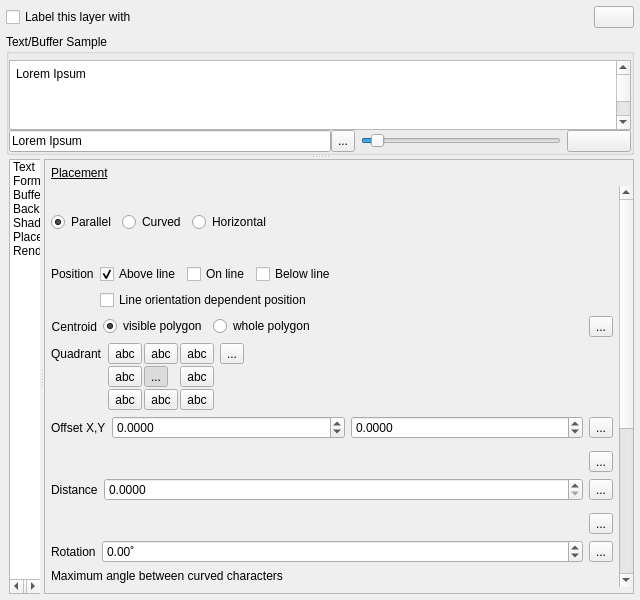
Qt form src/ui/qgslabelingguibase.ui (carsmie/QGIS) before a commit.
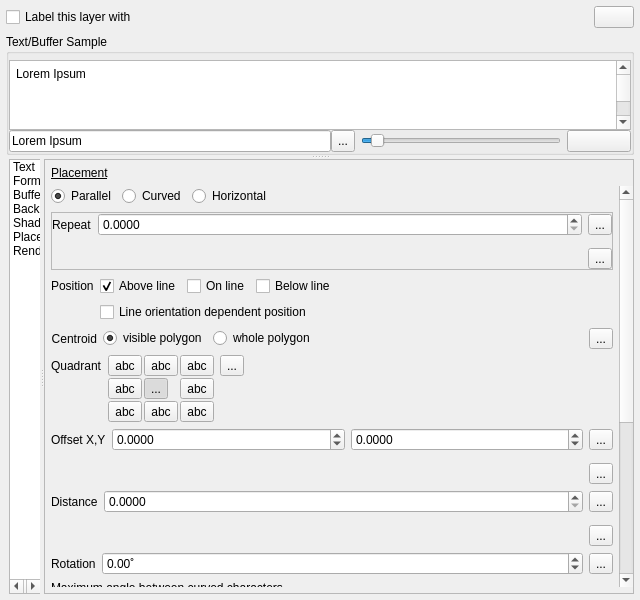
The same form after that commit. The open tabs and pages were chosen to show the change. Icons and pictures are not drawn. Custom widgets are drawn as their Qt base class.

Commit message: Add repeat distance UI

The edit to the form file:
```diff
--- a/src/ui/qgslabelingguibase.ui
+++ b/src/ui/qgslabelingguibase.ui
@@ -3829,6 +3829,70 @@
                                </property>
                               </widget>
                              </item>
+                             <item row="1" column="0" colspan="3">
+                              <widget class="QFrame" name="mRepeatDistanceFrame">
+                               <property name="frameShape">
+                                <enum>QFrame::StyledPanel</enum>
+                               </property>
+                               <property name="frameShadow">
+                                <enum>QFrame::Raised</enum>
+                               </property>
+                               <layout class="QGridLayout" name="gridLayout_24">
+                                <property name="leftMargin">
+                                 <number>0</number>
+                                </property>
+                                <property name="topMargin">
+                                 <number>0</number>
+                                </property>
+                                <property name="rightMargin">
+                                 <number>0</number>
+                                </property>
+                                <property name="bottomMargin">
+                                 <number>0</number>
+                                </property>
+                                <property name="verticalSpacing">
+                                 <number>12</number>
+                                </property>
+                                <item row="0" column="0">
+                                 <widget class="QLabel" name="label_7">
+                                  <property name="text">
+                                   <string>Repeat</string>
+                                  </property>
+                                 </widget>
+                                </item>
+                                <item row="0" column="1">
+                                 <widget class="QDoubleSpinBox" name="mRepeatDistanceSpinBox">
+                                  <property name="sizePolicy">
+                                   <sizepolicy hsizetype="MinimumExpanding" vsizetype="Fixed">
+                                    <horstretch>0</horstretch>
+                                    <verstretch>0</verstretch>
+                                   </sizepolicy>
+                                  </property>
+                                  <property name="decimals">
+                                   <number>4</number>
+                                  </property>
+                                 </widget>
+                                </item>
+                                <item row="0" column="2">
+                                 <widget class="QgsDataDefinedButton" name="mRepeatDistanceDDBtn">
+                                  <property name="text">
+                                   <string>...</string>
+                                  </property>
+                                 </widget>
+                                </item>
+                                <item row="1" column="1">
+                                 <widget class="QgsUnitSelectionWidget" name="mRepeatDistanceUnitWidget" native="true"/>
+                                </item>
+                                <item row="1" column="2">
+                                 <widget class="QgsDataDefinedButton" name="mRepeatDistanceUnitDDBtn">
+                                  <property name="text">
+                                   <string>...</string>
+                                  </property>
+                                 </widget>
+                                </item>
+                               </layout>
+                              </widget>
+                             </item>
                             </layout>
                            </widget>
                            <widget class="QWidget" name="pagePolygon">
@@ -4720,6 +4784,33 @@
                         </layout>
                        </widget>
                       </item>
+                      <item>
+                       <widget class="QFrame" name="s">
+                        <property name="frameShape">
+                         <enum>QFrame::NoFrame</enum>
+                        </property>
+                        <property name="frameShadow">
+                         <enum>QFrame::Raised</enum>
+                        </property>
+                        <layout class="QGridLayout" name="gridLayout_11">
+                         <property name="leftMargin">
+                          <number>0</number>
+                         </property>
+                         <property name="topMargin">
+                          <number>0</number>
+                         </property>
+                         <property name="rightMargin">
+                          <number>0</number>
+                         </property>
+                         <property name="bottomMargin">
+                          <number>0</number>
+                         </property>
+                         <property name="verticalSpacing">
+                          <number>12</number>
+                         </property>
+                        </layout>
+                       </widget>
+                      </item>
                       <item>
                        <widget class="Line" name="line">
                         <property name="minimumSize">
```
The commit also changes 3 other files.
